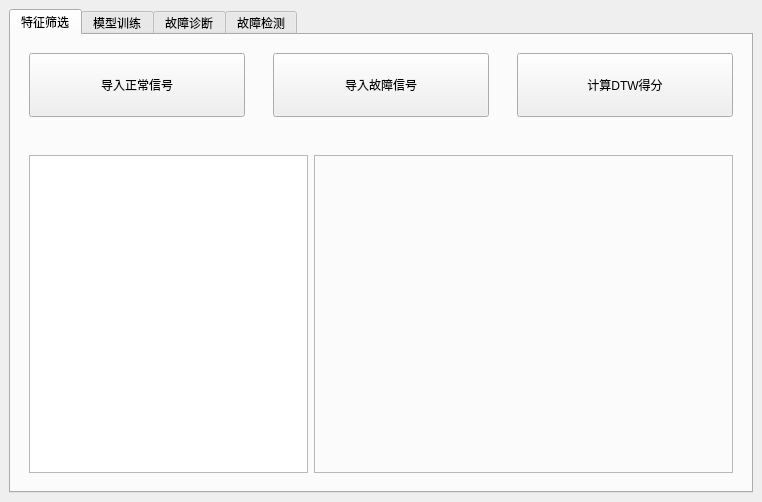
Qt form GUI/FaultDegreeGUI.ui (DuskSwan/fault_estimation_master_design) before a commit.
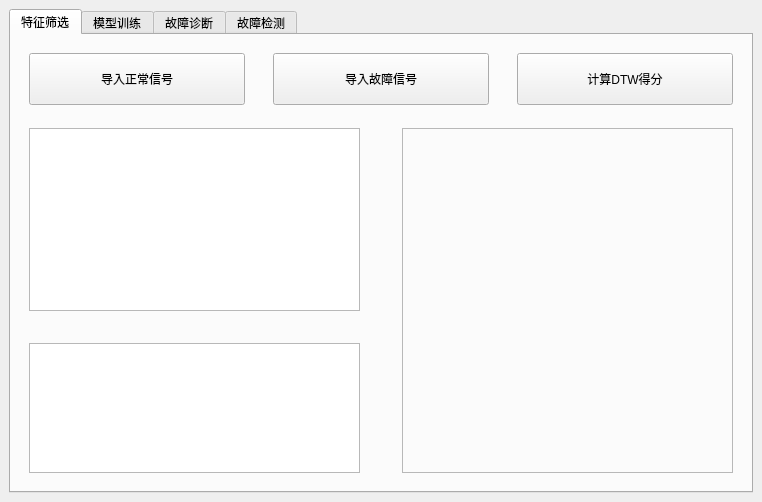
The same form after that commit. The open tabs and pages were chosen to show the change.

```diff
--- a/GUI/FaultDegreeGUI.ui
+++ b/GUI/FaultDegreeGUI.ui
@@ -29,7 +29,7 @@
       <layout class="QHBoxLayout" name="horizontalLayout" stretch="0">
        <item>
         <widget class="QWidget" name="widgetInFeatures" native="true">
-         <layout class="QVBoxLayout" name="verticalLayout" stretch="2,1,10">
+         <layout class="QVBoxLayout" name="verticalLayout" stretch="3,1,20">
           <item>
            <layout class="QHBoxLayout" name="horizontalLayout_3" stretch="10,1,10,1,10">
             <item>
@@ -113,9 +113,9 @@
            </spacer>
           </item>
           <item>
-           <layout class="QHBoxLayout" name="horizontalLayout_2" stretch="4,6">
-            <item>
-             <widget class="QTableWidget" name="tableWidget">
+           <layout class="QGridLayout" name="gridLayout" rowstretch="7,1,5" columnstretch="9,1,9">
+            <item row="0" column="0">
+             <widget class="QTableWidget" name="DTWWidget">
               <property name="maximumSize">
                <size>
                 <width>16777215</width>
@@ -124,11 +124,24 @@
               </property>
              </widget>
             </item>
-            <item>
+            <item row="0" column="1" rowspan="3">
+             <spacer name="horizontalSpacer_6">
+              <property name="orientation">
+               <enum>Qt::Horizontal</enum>
+              </property>
+              <property name="sizeHint" stdset="0">
+               <size>
+                <width>33</width>
+                <height>288</height>
+               </size>
+              </property>
+             </spacer>
+            </item>
+            <item row="0" column="2" rowspan="3">
              <widget class="QFrame" name="frameInFeatures">
               <property name="minimumSize">
                <size>
-                <width>20</width>
+                <width>100</width>
                 <height>20</height>
                </size>
               </property>
@@ -140,6 +153,22 @@
               </property>
              </widget>
             </item>
+            <item row="1" column="0">
+             <spacer name="verticalSpacer_13">
+              <property name="orientation">
+               <enum>Qt::Vertical</enum>
+              </property>
+              <property name="sizeHint" stdset="0">
+               <size>
+                <width>20</width>
+                <height>40</height>
+               </size>
+              </property>
+             </spacer>
+            </item>
+            <item row="2" column="0">
+             <widget class="QTableWidget" name="CorrWidget"/>
+            </item>
            </layout>
           </item>
          </layout>
```
Left out of the diff: 2 changed lines with no effect on the pictures.
